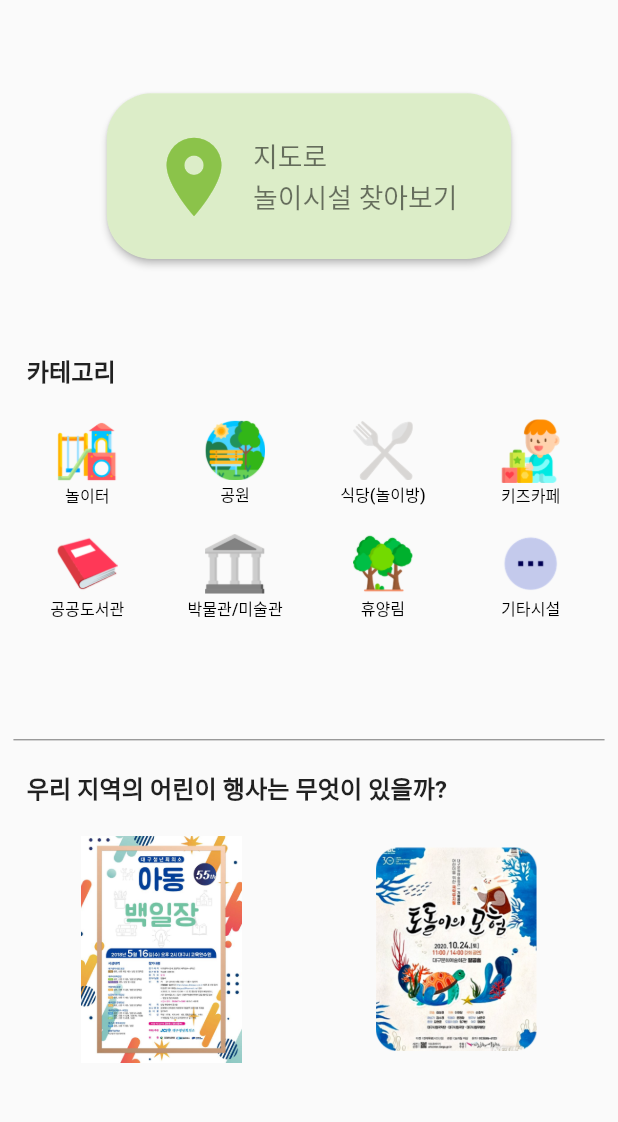
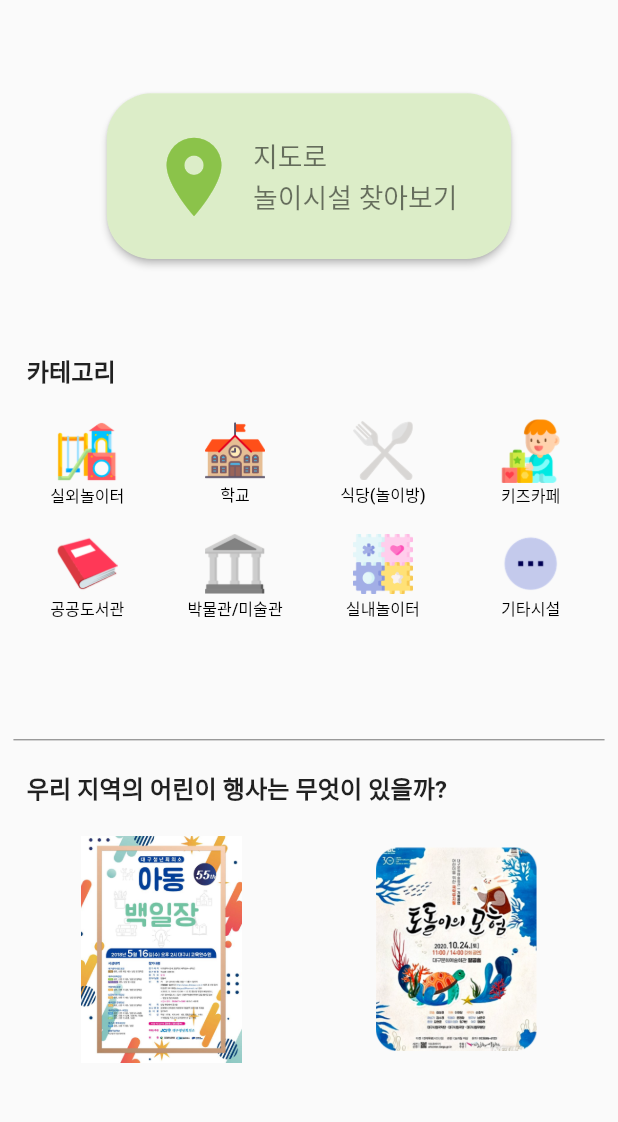
Before and after one commit to thing-zoo/playmate, a Flutter app: the screen it shows after launch, on a phone screen of 412 x 824 dp, the part 114-1236 px from its top. Run offline on Flutter 3.47's test engine with Material 2 defaults, Android fonts, the phone set to English and light mode, and no system bars; our stand-ins replace cloud_firestore, firebase_core, flutter_screenutil, geolocator, google_maps_flutter; accounts and stored records are empty; statements that could not run were skipped.

Commit message:
update UI

```diff
--- a/lib/screens/home/components/category.dart
+++ b/lib/screens/home/components/category.dart
@@ -49,7 +49,7 @@ class Category extends StatelessWidget {
                     width: iconSize,
                   ),
                   Text(
-                    '놀이터',
+                    '실외놀이터',
                     style: TextStyle(
                       color: Colors.black,
                       fontSize: fontSize,
@@ -71,11 +71,11 @@ class Category extends StatelessWidget {
                 mainAxisAlignment: MainAxisAlignment.spaceAround,
                 children: [
                   Image.asset(
-                    'assets/home/park.png',
+                    'assets/home/school.png',
                     width: iconSize,
                   ),
                   Text(
-                    '공원',
+                    '학교',
                     style: TextStyle(
                       color: Colors.black,
                       fontSize: fontSize,
@@ -201,11 +201,11 @@ class Category extends StatelessWidget {
                 mainAxisAlignment: MainAxisAlignment.spaceAround,
                 children: [
                   Image.asset(
-                    'assets/home/tree.png',
+                    'assets/home/mat.png',
                     width: iconSize,
                   ),
                   Text(
-                    '휴양림',
+                    '실내놀이터',
                     style: TextStyle(
                       color: Colors.black,
                       fontSize: fontSize,
```
Also changed, not shown: assets/home/mat.png (added), assets/home/park.png (deleted), assets/home/school.png (added), assets/home/tree.png (deleted), 3 other files.
